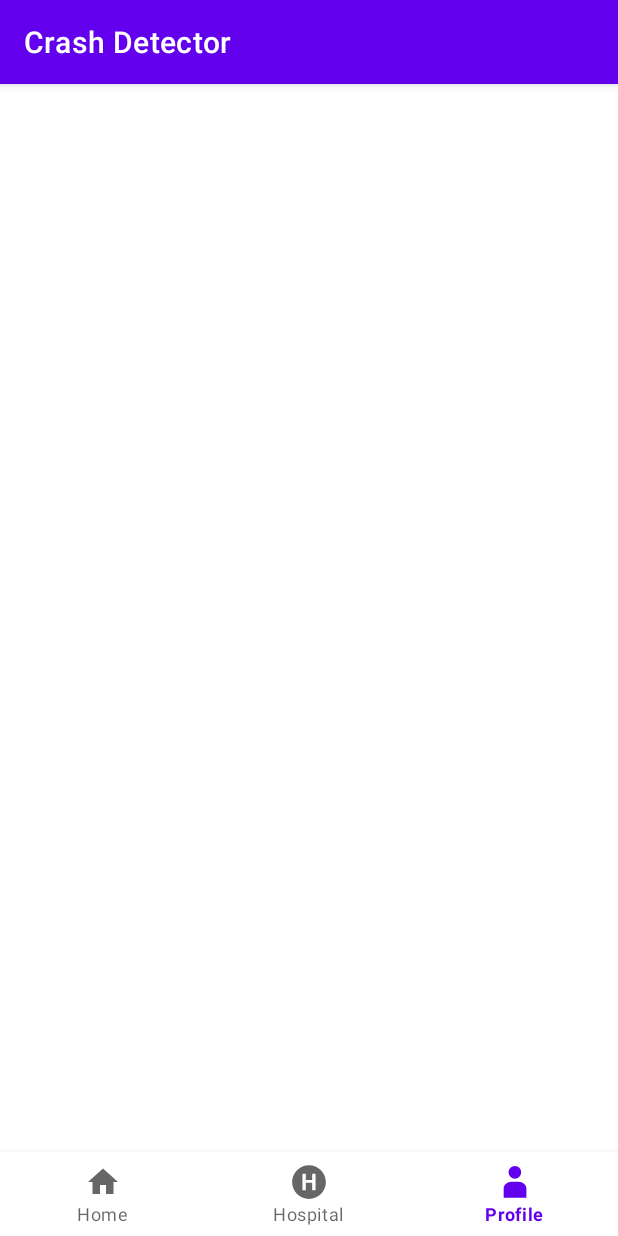
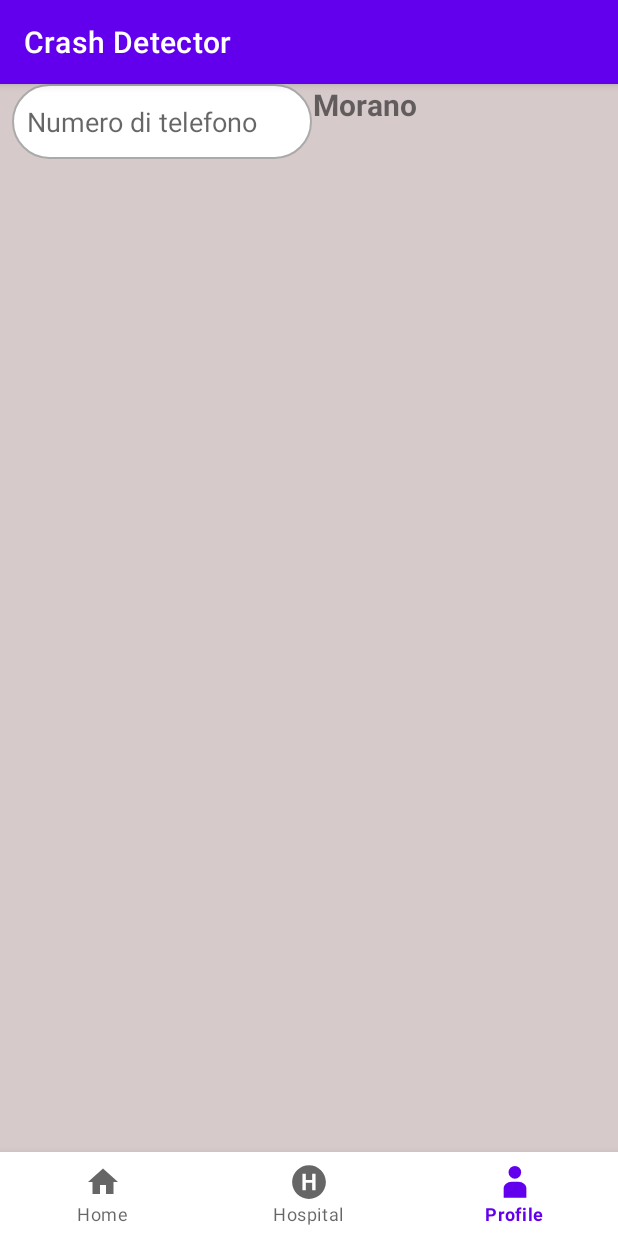
Before and after one commit to stefano-morano/RideSOS, an Android app: the ProfileActivity screen opened directly, with no data from a screen before it, on a phone screen of 412 x 824 dp. Run offline under Robolectric (Android 15) with nearby library versions, the phone set to English and light mode, and no system bars; plain views replace CountryCodePicker.

Commit message:
First attempt to background working

```diff
--- a/app/build.gradle.kts
+++ b/app/build.gradle.kts
@@ -36,7 +36,6 @@ android {
 }
 
 dependencies {
-
     implementation(libs.appcompat)
     implementation(libs.material)
     implementation(libs.constraintlayout)
--- a/app/src/main/AndroidManifest.xml
+++ b/app/src/main/AndroidManifest.xml
@@ -22,6 +22,10 @@
         </activity>
         <activity android:name=".HospitalActivity" />
         <activity android:name=".ProfileActivity" />
+        <!-- Dichiarazione del servizio -->
+        <service android:name=".AccelerometerService"
+            android:enabled="true"
+            android:exported="false"/>
     </application>
 
 </manifest>
--- /dev/null
+++ b/app/src/main/res/drawable/rounded_edittext.xml
@@ -0,0 +1,6 @@
+<!-- res/drawable/rounded_edittext.xml -->
+<shape xmlns:android="http://schemas.android.com/apk/res/android">
+    <solid android:color="@android:color/white" />
+    <corners android:radius="25dp" />
+    <stroke android:width="1dp" android:color="@android:color/darker_gray" />
+</shape>
--- a/app/src/main/res/layout/activity_profile.xml
+++ b/app/src/main/res/layout/activity_profile.xml
@@ -8,14 +8,64 @@
     <LinearLayout
         android:layout_width="match_parent"
         android:layout_height="match_parent"
+        android:background="#D6CACA"
         android:orientation="vertical">
 
-        <ImageView
-            android:id="@+id/imageView"
-            android:layout_width="match_parent"
+       <!-- <android.support.v7.widget.CardView
+            android:id="@+id/view2"
+            android:layout_width="77dp"
+            android:layout_height="80dp"
+            android:layout_centerHorizontal="true"
+            android:layout_gravity="center"
+            android:elevation="12dp"
+            android:innerRadius="0dp"
+            android:shape="ring"
+            android:thicknessRatio="1.9"
+            app:cardCornerRadius="40dp">
+
+            <ImageView
+                android:id="@+id/imageView1"
+                android:layout_width="match_parent"
+                android:layout_height="match_parent"
+                android:layout_alignParentTop="true"
+                android:layout_centerHorizontal="true"
+                android:layout_gravity="center"
+                android:src="@drawable/cv"></ImageView>
+
+        </android.support.v7.widget.CardView> -->
+
+        <TextView
+            android:id="@+id/nameView"
+            android:layout_width="wrap_content"
             android:layout_height="wrap_content"
-            tools:srcCompat="@tools:sample/avatars" />
+            android:text="Stefano Morano"
+            android:layout_gravity="center"
+            android:textSize="20sp"
+            android:textStyle="bold" />
     </LinearLayout>
+
+    <!-- CountryCodePicker per selezionare la bandiera e il prefisso -->
+  <!--  <com.hbb20.CountryCodePicker
+        android:id="@+id/ccp"
+        android:layout_width="wrap_content"
+        android:layout_height="wrap_content"
+        app:ccpDialogBackgroundColor="@android:color/white"
+        app:ccpShowFlag="true"
+        app:ccpShowFullName="false"
+        app:ccpShowNameCode="false"
+        app:ccpShowPhoneCode="true" /> -->
+
+    <!-- EditText per inserire il numero di telefono con sfondo ovale -->
+    <EditText
+        android:id="@+id/phoneEditText"
+        android:layout_width="200dp"
+        android:layout_height="50dp"
+        android:hint="Numero di telefono"
+        android:inputType="phone"
+        android:background="@drawable/rounded_edittext"
+        android:padding="10dp"
+        android:layout_marginStart="8dp"
+        android:layout_marginLeft="8dp"/>
 
     <com.google.android.material.bottomnavigation.BottomNavigationView
         android:id="@+id/bottom_navigation"
--- a/gradle/libs.versions.toml
+++ b/gradle/libs.versions.toml
@@ -22,7 +22,5 @@ lifecycle-livedata-ktx = { group = "androidx.lifecycle", name = "lifecycle-lived
 lifecycle-viewmodel-ktx = { group = "androidx.lifecycle", name = "lifecycle-viewmodel-ktx", version.ref = "lifecycleViewmodelKtx" }
 navigation-fragment = { group = "androidx.navigation", name = "navigation-fragment", version.ref = "navigationFragment" }
 navigation-ui = { group = "androidx.navigation", name = "navigation-ui", version.ref = "navigationUi" }
-
-
 [plugins]
 android-application = { id = "com.android.application", version.ref = "agp" }
--- a/settings.gradle.kts
+++ b/settings.gradle.kts
@@ -11,6 +11,7 @@ pluginManagement {
         gradlePluginPortal()
     }
 }
+
 dependencyResolutionManagement {
     repositoriesMode.set(RepositoriesMode.FAIL_ON_PROJECT_REPOS)
     repositories {
```
Also changed, not shown: app/src/main/java/com/example/crashsimulator/AccelerometerService.java (added, +83 -0 lines), app/src/main/java/com/example/crashsimulator/MainActivity.java (+24 -4 lines), app/src/main/res/drawable/cv.png (added).
